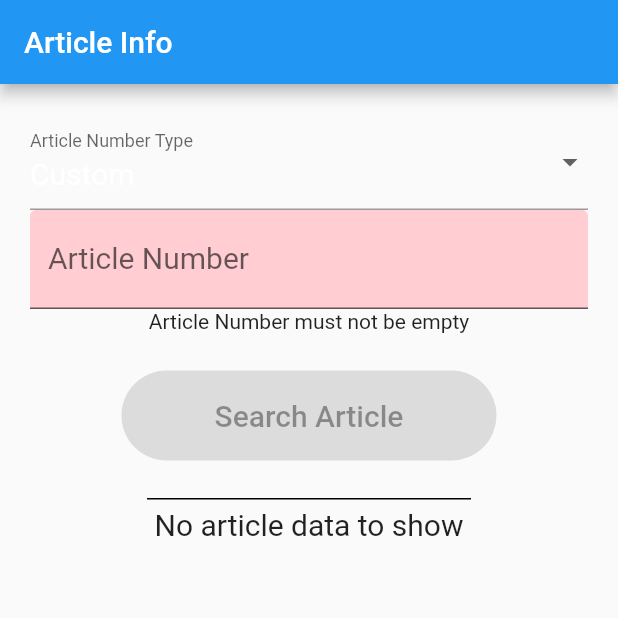
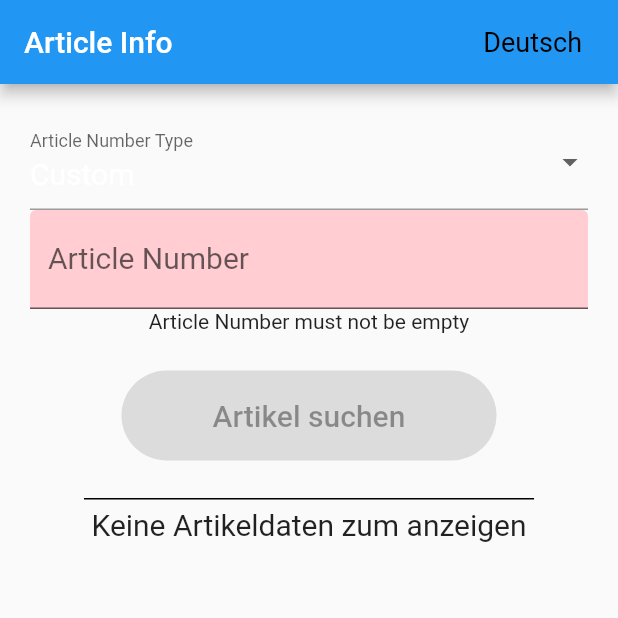
Before and after one commit to michivo/mss22-sample-app, a Flutter app: the screen it shows after launch, on a phone screen of 412 x 824 dp, the top half of it. Run offline on Flutter 3.47's test engine with Material 2 defaults, Android fonts, the phone set to English and light mode, and no system bars; our stand-ins replace bloc, equatable, flutter_bloc; generated files the repository leaves out were written again.

Commit message:
added i18n to the application

```diff
--- /dev/null
+++ b/l10n.yaml
@@ -0,0 +1,3 @@
+arb-dir: lib/l10n
+template-arb-file: app_en.arb
+output-localization-file: app_localizations.dart
--- /dev/null
+++ b/lib/articles/Widgets/language_drop_down.dart
@@ -0,0 +1,63 @@
+import 'package:flutter/material.dart';
+
+import 'package:provider/provider.dart';
+
+import '../../l10n/l10n.dart';
+import '../../l10n/locale_provider.dart';
+
+// class LanguageWidget extends StatelessWidget {
+//   @override
+//   Widget build(BuildContext context) {
+//     final locale = Localizations.localeOf(context);
+//     //final flag = L10n.getFlag(locale.languageCode);
+
+//     return Center(
+//       child: CircleAvatar(
+//         backgroundColor: Colors.white,
+//         radius: 72,
+//         child: Text(
+//           flag,
+//           style: TextStyle(fontSize: 80),
+//         ),
+//       ),
+//     );
+//   }
+// }
+
+class LanguagePickerWidget extends StatelessWidget {
+  @override
+  Widget build(BuildContext context) {
+    final provider = Provider.of<LocaleProvider>(context);
+    final locale = provider.locale;
+
+    return DropdownButtonHideUnderline(
+      child: DropdownButton(
+        value: locale,
+        icon: Container(width: 12),
+        items: L10n.all.map(
+          (locale) {
+            final lang = L10n.getLanguage(locale.languageCode);
+
+            return DropdownMenuItem(
+              child: Center(
+                child: Text(
+                  lang,
+                  style: const TextStyle(fontSize: 18, color: Colors.black),
+                ),
+              ),
+              value: locale,
+              onTap: () {
+                final provider =
+                    Provider.of<LocaleProvider>(context, listen: false);
+
+                // ignore: cascade_invocations
+                provider.setLocale(locale);
+              },
+            );
+          },
+        ).toList(),
+        onChanged: (_) {},
+      ),
+    );
+  }
+}
--- a/lib/articles/view/article_details_view.dart
+++ b/lib/articles/view/article_details_view.dart
@@ -1,6 +1,6 @@
 import 'package:flutter/material.dart';
 import 'package:flutter_bloc/flutter_bloc.dart';
-
+import 'package:flutter_gen/gen_l10n/app_localizations.dart';
 import '../articles.dart';
 
 /// {@template counter_view}
@@ -19,9 +19,9 @@ class ArticleDetailsView extends StatelessWidget {
           builder: (context, state) {
             switch (state.state) {
               case ArticleLoadingState.idle:
-                return const Text(
-                  'No article data to show',
-                  style: TextStyle(fontSize: 20),
+                return Text(
+                  AppLocalizations.of(context)!.emptyData,
+                  style: const TextStyle(fontSize: 20),
                 );
               case ArticleLoadingState.loading:
                 return const CircularProgressIndicator();
@@ -31,9 +31,9 @@ class ArticleDetailsView extends StatelessWidget {
                   style: const TextStyle(fontSize: 20),
                 );
               case ArticleLoadingState.notFound:
-                return const Text(
-                  'No article could be found.',
-                  style: TextStyle(fontSize: 20),
+                return Text(
+                  AppLocalizations.of(context)!.emptyData,
+                  style: const TextStyle(fontSize: 20),
                 );
             }
           },
--- a/lib/articles/view/article_info_view.dart
+++ b/lib/articles/view/article_info_view.dart
@@ -1,6 +1,11 @@
 import 'package:flutter/material.dart';
 import 'package:flutter_bloc/flutter_bloc.dart';
-
+import 'package:flutter_gen/gen_l10n/app_localizations.dart';
+import 'package:flutter_localizations/flutter_localizations.dart';
+import 'package:provider/provider.dart';
+import '../../l10n/l10n.dart';
+import '../../l10n/locale_provider.dart';
+import '../Widgets/language_drop_down.dart';
 import '../articles.dart';
 import '../repo/api_article_info_repo.dart';
 import 'article_number_view.dart';
@@ -17,9 +22,66 @@ class ArticleInfoView extends StatefulWidget {
 
 class _ArticleInfoViewState extends State<ArticleInfoView> {
   @override
+  Widget build(BuildContext context) => ChangeNotifierProvider(
+        create: (context) => LocaleProvider(),
+        builder: (context, child) {
+          final provider = Provider.of<LocaleProvider>(context);
+
+          return MaterialApp(
+            title: 'Flutter Demo',
+            theme: ThemeData(
+              primarySwatch: Colors.blue,
+            ),
+            locale: provider.locale,
+            supportedLocales: L10n.all,
+            localizationsDelegates: [
+              AppLocalizations.delegate,
+              GlobalMaterialLocalizations.delegate,
+              GlobalCupertinoLocalizations.delegate,
+              GlobalWidgetsLocalizations.delegate,
+            ],
+            home: const MyHomePage(title: 'Flutter Demo Home Page'),
+            initialRoute: '/',
+          );
+        },
+      );
+}
+
+class MyHomePage extends StatefulWidget {
+  const MyHomePage({Key? key, required this.title}) : super(key: key);
+
+  // This widget is the home page of your application. It is stateful, meaning
+  // that it has a State object (defined below) that contains fields that affect
+  // how it looks.
+
+  // This class is the configuration for the state. It holds the values (in this
+  // case the title) provided by the parent (in this case the App widget) and
+  // used by the build method of the State. Fields in a Widget subclass are
+  // always marked "final".
+
+  final String title;
+
+  @override
+  State<MyHomePage> createState() => _MyHomePageState();
+}
+
+class _MyHomePageState extends State<MyHomePage> {
+  @override
   Widget build(BuildContext context) {
+    // This method is rerun every time setState is called, for instance as done
+    // by the _incrementCounter method above.
+    //
+    // The Flutter framework has been optimized to make rerunning build methods
+    // fast, so that you can just rebuild anything that needs updating rather
+    // than having to individually change instances of widgets.
     return Scaffold(
-      appBar: AppBar(title: const Text('Article Info')),
+      appBar: AppBar(
+        title: const Text('Article Info'),
+        actions: [
+          LanguagePickerWidget(),
+          const SizedBox(width: 12),
+        ],
+      ),
       body: Center(
         child: MultiBlocProvider(
           providers: [
@@ -56,9 +118,9 @@ class _ArticleInfoViewState extends State<ArticleInfoView> {
                                         .load(validationState.articleNumber);
                                   }
                                 : null,
-                            child: const Text(
-                              'Search Article',
-                              style: TextStyle(
+                            child: Text(
+                              AppLocalizations.of(context)!.searchArticle,
+                              style: const TextStyle(
                                 fontSize: 20,
                               ),
                             ),
--- /dev/null
+++ b/lib/l10n/app_de.arb
@@ -0,0 +1,6 @@
+{
+    "emptyData" : "Keine Artikeldaten zum anzeigen",
+    "articleNr" : "Artikelnummer",
+    "searchArticle" : "Artikel suchen"
+
+}
--- /dev/null
+++ b/lib/l10n/app_en.arb
@@ -0,0 +1,6 @@
+{
+
+    "emptyData" : "No article data to show",
+    "articleNr" : "Article number",
+    "searchArticle" : "Search Article"
+}
--- /dev/null
+++ b/lib/l10n/l10n.dart
@@ -0,0 +1,15 @@
+import 'dart:ui';
+
+class L10n {
+  static final all = [const Locale('en'), const Locale('de')];
+
+  static String getLanguage(String code) {
+    switch (code) {
+      case 'de':
+        return 'Deutsch';
+      case 'en':
+      default:
+        return 'English';
+    }
+  }
+}
--- /dev/null
+++ b/lib/l10n/locale_provider.dart
@@ -0,0 +1,16 @@
+import 'package:flutter/material.dart';
+
+import 'l10n.dart';
+
+class LocaleProvider extends ChangeNotifier {
+  Locale _locale = const Locale('de'); // set the default language for the App
+
+  Locale get locale => _locale;
+
+  void setLocale(Locale locale) {
+    if (!L10n.all.contains(locale)) return;
+
+    _locale = locale;
+    notifyListeners();
+  }
+}
--- a/pubspec.yaml
+++ b/pubspec.yaml
@@ -17,10 +17,15 @@ dependencies:
 dev_dependencies:
   flutter_test:
     sdk: flutter
+  flutter_localizations:
+    sdk: flutter
+  intl: any
+  provider: ^6.0.0
   bloc_test: ^9.0.2
   mocktail: ^0.2.0
   integration_test:
     sdk: flutter
 
 flutter:
+  generate : true
   uses-material-design: true
```
Also changed, not shown: pubspec.lock, 1 other file.
